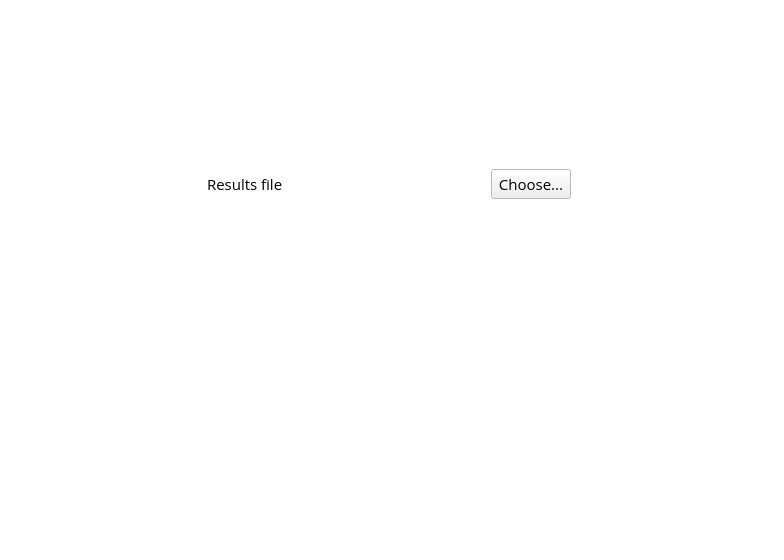
This is src/Widgets/resultswidget.ui in skyproject/agemarker as Qt 5 draws it before an edit. The edited form follows.
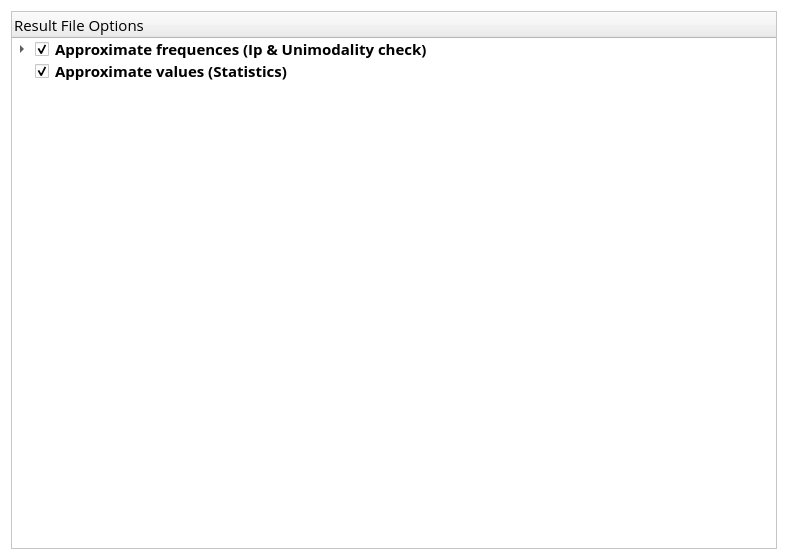
This is the edited form. Custom widgets are drawn as their Qt base class.

Commit message: add additional result file options

```diff
--- a/src/Widgets/resultswidget.ui
+++ b/src/Widgets/resultswidget.ui
@@ -77,125 +77,104 @@
   <property name="windowTitle">
    <string/>
   </property>
-  <layout class="QGridLayout" name="gridLayout">
-   <item row="1" column="0">
-    <spacer name="horizontalSpacer_4">
-     <property name="orientation">
-      <enum>Qt::Horizontal</enum>
-     </property>
-     <property name="sizeHint" stdset="0">
+  <layout class="QVBoxLayout" name="verticalLayout">
+   <item>
+    <widget class="QTreeWidget" name="treeOptions">
+     <property name="minimumSize">
       <size>
-       <width>40</width>
-       <height>20</height>
+       <width>766</width>
+       <height>0</height>
       </size>
      </property>
-    </spacer>
-   </item>
-   <item row="0" column="1">
-    <widget class="QLabel" name="labelResultsFile">
      <property name="font">
       <font>
        <family>Open Sans</family>
        <pointsize>11</pointsize>
       </font>
      </property>
+     <column>
      <property name="text">
-      <string>Results file</string>
-     </property>
-    </widget>
-   </item>
-   <item row="0" column="4">
-    <spacer name="horizontalSpacer_3">
-     <property name="orientation">
-      <enum>Qt::Horizontal</enum>
-     </property>
-     <property name="sizeHint" stdset="0">
-      <size>
-       <width>195</width>
-       <height>20</height>
-      </size>
-     </property>
-    </spacer>
-   </item>
-   <item row="0" column="3">
-    <widget class="SButton" name="buttonChoose">
-     <property name="minimumSize">
-      <size>
-       <width>10</width>
-       <height>20</height>
-      </size>
-     </property>
+       <string>Result File Options</string>
+      </property>
+      <property name="font">
+       <font>
+        <family>Open Sans</family>
+        <pointsize>11</pointsize>
+        <weight>50</weight>
+        <bold>false</bold>
+       </font>
+      </property>
+     </column>
+     <item>
+      <property name="text">
+       <string>Approximate frequences (Ip &amp; Unimodality check)</string>
+      </property>
      <property name="font">
       <font>
        <family>Open Sans</family>
        <pointsize>11</pointsize>
-      </font>
-     </property>
+        <weight>75</weight>
+        <bold>true</bold>
+       </font>
+      </property>
+      <property name="checkState">
+       <enum>Checked</enum>
+      </property>
+      <property name="flags">
+       <set>ItemIsUserCheckable|ItemIsEnabled</set>
+      </property>
+      <item>
      <property name="text">
-      <string>Choose...</string>
-     </property>
-    </widget>
-   </item>
-   <item row="0" column="2">
-    <spacer name="horizontalSpacer_2">
-     <property name="orientation">
-      <enum>Qt::Horizontal</enum>
-     </property>
-     <property name="sizeHint" stdset="0">
-      <size>
-       <width>194</width>
-       <height>20</height>
-      </size>
-     </property>
-    </spacer>
-   </item>
-   <item row="0" column="0">
-    <spacer name="horizontalSpacer">
-     <property name="orientation">
-      <enum>Qt::Horizontal</enum>
-     </property>
-     <property name="sizeHint" stdset="0">
-      <size>
-       <width>195</width>
-       <height>20</height>
-      </size>
-     </property>
-    </spacer>
-   </item>
-   <item row="1" column="1" colspan="4">
-    <widget class="QLabel" name="labelPath">
-     <property name="minimumSize">
-      <size>
-       <width>0</width>
-       <height>28</height>
-      </size>
-     </property>
-     <property name="maximumSize">
-      <size>
-       <width>16777215</width>
-       <height>28</height>
-      </size>
-     </property>
+        <string>Decimal precision (defaults to 0, i.e. numbers without fractions)</string>
+       </property>
+       <property name="font">
+        <font>
+         <family>Open Sans</family>
+         <pointsize>11</pointsize>
+        </font>
+       </property>
+       <property name="flags">
+        <set>ItemIsEnabled</set>
+       </property>
+       <item>
+        <property name="text">
+         <string>0</string>
+        </property>
+        <property name="font">
+         <font>
+          <family>Open Sans</family>
+          <pointsize>11</pointsize>
+         </font>
+        </property>
+        <property name="flags">
+         <set>ItemIsEditable|ItemIsEnabled</set>
+        </property>
+       </item>
+      </item>
+     </item>
+     <item>
+      <property name="text">
+       <string>Approximate values (Statistics)</string>
+      </property>
      <property name="font">
       <font>
        <family>Open Sans</family>
        <pointsize>11</pointsize>
-      </font>
-     </property>
-     <property name="text">
-      <string/>
-     </property>
+        <weight>75</weight>
+        <bold>true</bold>
+       </font>
+      </property>
+      <property name="checkState">
+       <enum>Checked</enum>
+      </property>
+      <property name="flags">
+       <set>ItemIsUserCheckable|ItemIsEnabled</set>
+      </property>
+     </item>
     </widget>
    </item>
   </layout>
  </widget>
- <customwidgets>
-  <customwidget>
-   <class>SButton</class>
-   <extends>QPushButton</extends>
-   <header>suil_button.h</header>
-  </customwidget>
- </customwidgets>
  <resources/>
  <connections/>
 </ui>
```
Lines whose indentation alone changed are shown as unchanged. The commit also changes 5 other files.
